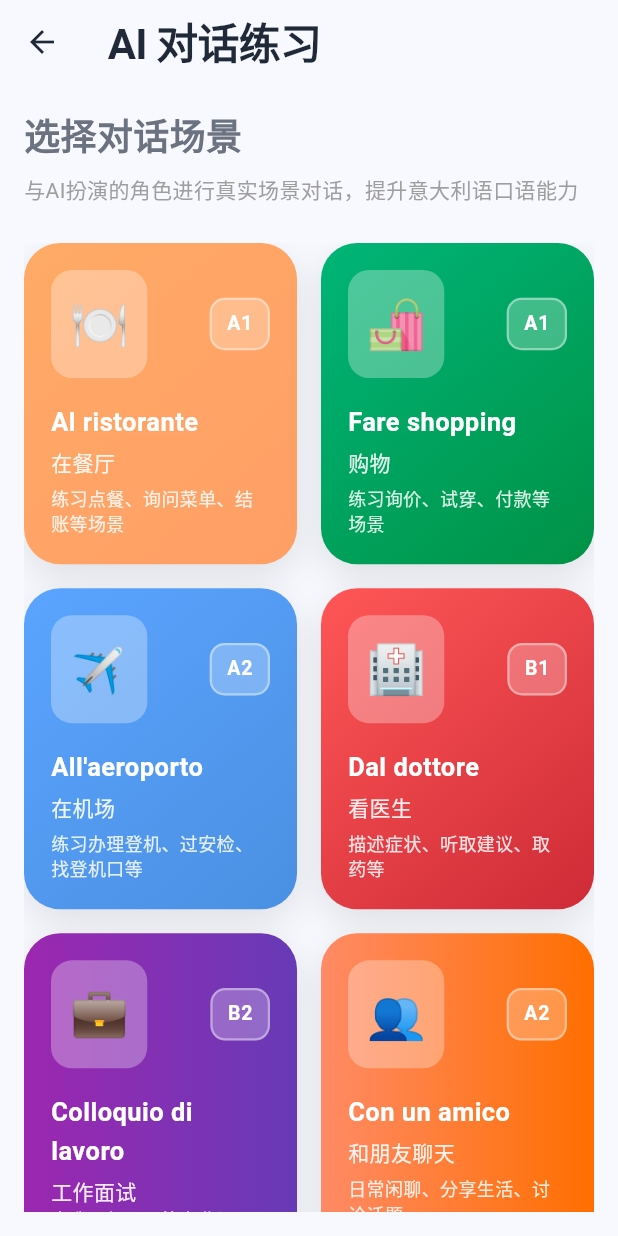
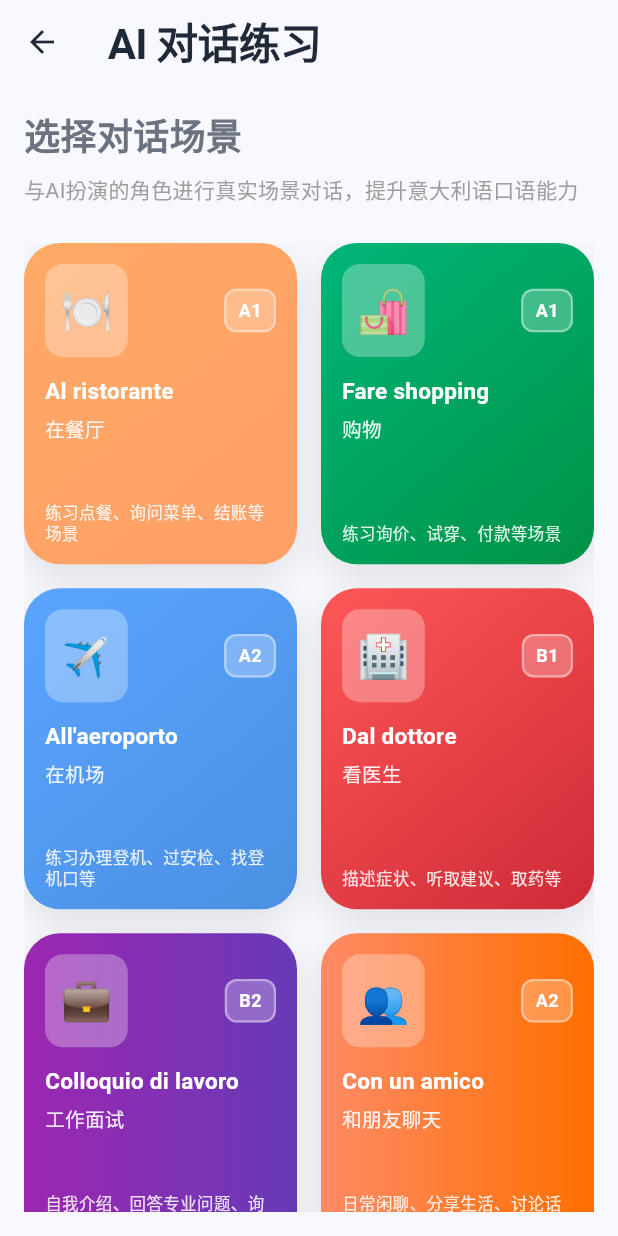
Before and after one commit to zhy844694805/Italiano, a Flutter app: the screen it shows after launch, after a tap on "AI 对话", on a phone screen of 412 x 824 dp. Run offline on Flutter 3.47's test engine with Material 3 defaults, Android fonts, the phone set to English and light mode, and no system bars; our stand-ins replace audioplayers, confetti, dio, fl_chart, flutter_riverpod, go_router and 3 more; accounts and stored records are empty; network calls fail.

Commit message:
fix: 修复卡片布局溢出问题
调整卡片内边距和字体大小以适应GridView布局

**修复内容**:
- AI对话场景卡片: padding 18→14, 图标 32→28, 字体调整
- 快速操作卡片: padding 18→14, 图标 36→32, 字体 15→14
- 解决 RenderFlex overflow 错误

**测试结果**:
- ✅ 场景卡片布局正常，无溢出
- ✅ 主页快速操作卡片布局正常
- ✅ APK构建成功 (53.6MB)

🎨 Generated with [Claude Code](https://claude.com/claude-code)

Co-Authored-By: Claude <noreply@anthropic.com>

```diff
--- a/lib/features/conversation/conversation_scenario_screen.dart
+++ b/lib/features/conversation/conversation_scenario_screen.dart
@@ -107,7 +107,7 @@ class _ScenarioCard extends StatelessWidget {
     return GradientCard(
       gradient: _getScenarioGradient(scenario.id),
       onTap: onTap,
-      padding: const EdgeInsets.all(18),
+      padding: const EdgeInsets.all(14),
       child: Column(
         crossAxisAlignment: CrossAxisAlignment.start,
         children: [
@@ -116,24 +116,24 @@ class _ScenarioCard extends StatelessWidget {
             mainAxisAlignment: MainAxisAlignment.spaceBetween,
             children: [
               Container(
-                padding: const EdgeInsets.all(12),
+                padding: const EdgeInsets.all(10),
                 decoration: BoxDecoration(
                   color: Colors.white.withValues(alpha: 0.3),
-                  borderRadius: BorderRadius.circular(14),
+                  borderRadius: BorderRadius.circular(12),
                 ),
                 child: Text(
                   scenario.icon,
-                  style: const TextStyle(fontSize: 32),
+                  style: const TextStyle(fontSize: 28),
                 ),
               ),
               Container(
                 padding: const EdgeInsets.symmetric(
-                  horizontal: 10,
-                  vertical: 6,
+                  horizontal: 8,
+                  vertical: 4,
                 ),
                 decoration: BoxDecoration(
                   color: Colors.white.withValues(alpha: 0.25),
-                  borderRadius: BorderRadius.circular(10),
+                  borderRadius: BorderRadius.circular(8),
                   border: Border.all(
                     color: Colors.white.withValues(alpha: 0.4),
                     width: 1.5,
@@ -143,31 +143,33 @@ class _ScenarioCard extends StatelessWidget {
                   scenario.level,
                   style: const TextStyle(
                     color: Colors.white,
-                    fontSize: 13,
+                    fontSize: 12,
                     fontWeight: FontWeight.bold,
-                    letterSpacing: 0.5,
+                    letterSpacing: 0.3,
                   ),
                 ),
               ),
             ],
           ),
-          const SizedBox(height: 16),
+          const SizedBox(height: 12),
           // Italian name
           Text(
             scenario.nameIt,
             style: const TextStyle(
-              fontSize: 17,
+              fontSize: 15,
               fontWeight: FontWeight.bold,
               color: Colors.white,
-              letterSpacing: 0.3,
+              letterSpacing: 0.2,
             ),
+            maxLines: 2,
+            overflow: TextOverflow.ellipsis,
           ),
-          const SizedBox(height: 4),
+          const SizedBox(height: 3),
           // Chinese name
           Text(
             scenario.nameZh,
             style: TextStyle(
-              fontSize: 14,
+              fontSize: 13,
               color: Colors.white.withValues(alpha: 0.9),
               fontWeight: FontWeight.w500,
             ),
@@ -177,9 +179,9 @@ class _ScenarioCard extends StatelessWidget {
           Text(
             scenario.description,
             style: TextStyle(
-              fontSize: 12,
+              fontSize: 11,
               color: Colors.white.withValues(alpha: 0.85),
-              height: 1.4,
+              height: 1.3,
             ),
             maxLines: 2,
             overflow: TextOverflow.ellipsis,
--- a/lib/features/home/home_screen.dart
+++ b/lib/features/home/home_screen.dart
@@ -494,23 +494,23 @@ class _QuickActionCard extends StatelessWidget {
     return GradientCard(
       gradient: _getGradient(),
       onTap: onTap,
-      padding: const EdgeInsets.all(18),
+      padding: const EdgeInsets.all(14),
       child: Column(
         mainAxisAlignment: MainAxisAlignment.center,
         children: [
           Icon(
             icon,
             color: Colors.white,
-            size: 36,
+            size: 32,
           ),
-          const SizedBox(height: 12),
+          const SizedBox(height: 10),
           Text(
             title,
             style: const TextStyle(
-              fontSize: 15,
+              fontSize: 14,
               fontWeight: FontWeight.bold,
               color: Colors.white,
-              letterSpacing: 0.3,
+              letterSpacing: 0.2,
             ),
             textAlign: TextAlign.center,
             maxLines: 2,
@@ -568,23 +568,23 @@ class _QuickActionCardWithBadge extends StatelessWidget {
         GradientCard(
           gradient: _getGradient(),
           onTap: onTap,
-          padding: const EdgeInsets.all(18),
+          padding: const EdgeInsets.all(14),
           child: Column(
             mainAxisAlignment: MainAxisAlignment.center,
             children: [
               Icon(
                 icon,
                 color: Colors.white,
-                size: 36,
+                size: 32,
               ),
-              const SizedBox(height: 12),
+              const SizedBox(height: 10),
               Text(
                 title,
                 style: const TextStyle(
-                  fontSize: 15,
+                  fontSize: 14,
                   fontWeight: FontWeight.bold,
                   color: Colors.white,
-                  letterSpacing: 0.3,
+                  letterSpacing: 0.2,
                 ),
                 textAlign: TextAlign.center,
                 maxLines: 2,
```
